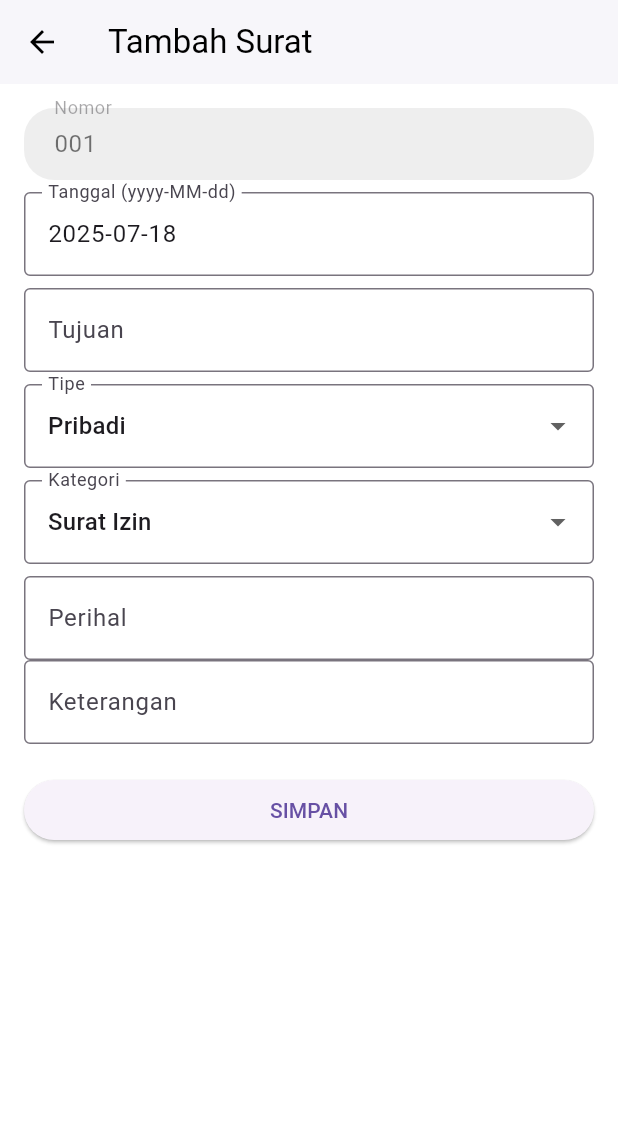
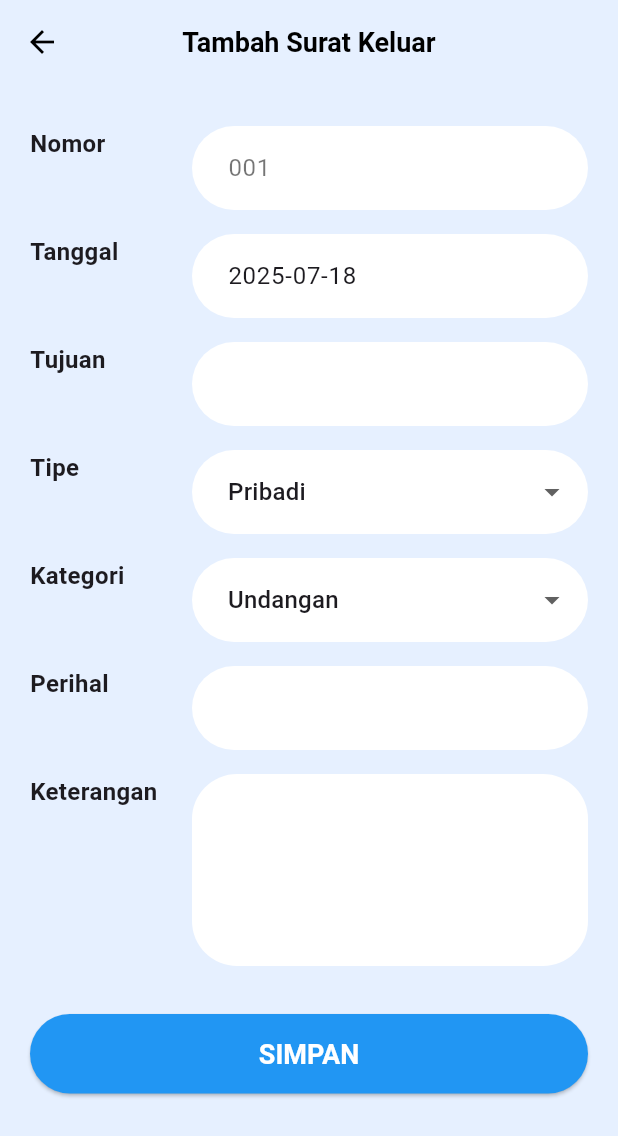
Before and after one commit to RosydahRihadhatu/RekapNoSurat, a Flutter app: the FormScreen screen opened directly with empty values, on a phone screen of 412 x 824 dp. Shown: the top 1136 px of the screen. Run offline on Flutter 3.47's test engine with Material 3 defaults, Android fonts, the phone set to English and light mode, and no system bars; our stand-ins replace sqflite; accounts and stored records are empty.

Commit message:
bismillah done

```diff
--- a/lib/screens/form_screen.dart
+++ b/lib/screens/form_screen.dart
@@ -18,17 +18,8 @@ class _FormScreenState extends State<FormScreen> {
   final dao = SuratDao();
 
   final Map<String, String> kategoriOptions = {
-    'Pedoman': 'PED',
-    'Surat Keputusan': 'KEP',
-    'Surat Edaran': 'EDR',
-    'Surat Pernyataan': 'PER',
-    'Surat Kuasa': 'KSA',
-    'Surat Tugas': 'TGS',
-    'Surat Rekomendasi': 'REK',
-    'Surat Keterangan': 'KET',
-    'Surat Izin': 'IZN',
-    'Surat Undangan': 'UND',
-    'Permohonan Dana': 'PD',
+    'Undangan': 'UND',
+    'Izin': 'IZN',
     'LPJ': 'LPJ',
   };
 
@@ -66,11 +57,10 @@ class _FormScreenState extends State<FormScreen> {
       asal = '';
       tujuan = '';
       tipe = 'Pribadi';
-      kategori = 'IZN';
+      kategori = 'UND';
       keterangan = '';
       nomor = '';
 
-      // Hanya surat keluar yang nomornya otomatis
       if (!widget.isMasuk) {
         _generateNomorKeluar();
       }
@@ -119,23 +109,71 @@ class _FormScreenState extends State<FormScreen> {
     if (context.mounted) Navigator.pop(context, true);
   }
 
+  Widget buildField(String label, Widget input) {
+    return Padding(
+      padding: const EdgeInsets.symmetric(vertical: 8),
+      child: Row(
+        crossAxisAlignment: CrossAxisAlignment.start,
+        children: [
+          SizedBox(
+            width: 100,
+            child: Text(
+              label,
+              style: const TextStyle(fontWeight: FontWeight.bold, fontSize: 16),
+            ),
+          ),
+          const SizedBox(width: 8),
+          Expanded(child: input),
+        ],
+      ),
+    );
+  }
+
+  InputDecoration inputDecoration() {
+    return InputDecoration(
+      filled: true,
+      fillColor: Colors.white,
+      contentPadding: const EdgeInsets.symmetric(horizontal: 20, vertical: 16),
+      border: OutlineInputBorder(
+        borderRadius: BorderRadius.circular(30),
+        borderSide: BorderSide.none,
+      ),
+    );
+  }
+
   @override
   Widget build(BuildContext context) {
     final isMasuk = widget.isMasuk;
+    final backgroundColor =
+        isMasuk ? const Color(0xFFFFF0F5) : const Color(0xFFE6F0FF);
+    final simpanColor = isMasuk ? Colors.pink : Colors.blue;
 
     return Scaffold(
-      appBar: AppBar(title: Text(isEdit ? 'Edit Surat' : 'Tambah Surat')),
+      backgroundColor: backgroundColor,
+      appBar: AppBar(
+        backgroundColor: Colors.transparent,
+        elevation: 0,
+        foregroundColor: Colors.black,
+        centerTitle: true,
+        title: Text(
+          '${isEdit ? 'Ubah' : 'Tambah'} Surat ${widget.isMasuk ? 'Masuk' : 'Keluar'}',
+          style: const TextStyle(fontWeight: FontWeight.bold, fontSize: 18),
+        ),
+        iconTheme: const IconThemeData(color: Colors.black),
+      ),
+
       body: Padding(
-        padding: const EdgeInsets.all(16.0),
+        padding: const EdgeInsets.all(20),
         child: Form(
           key: _formKey,
           child: ListView(
             children: [
-              // NOMOR
+              buildField(
+                'Nomor',
                 isMasuk
                     ? TextFormField(
                       initialValue: nomor,
-                    decoration: const InputDecoration(labelText: 'Nomor'),
+                      decoration: inputDecoration(),
                       onSaved: (val) => nomor = val ?? '',
                       validator:
                           (val) =>
@@ -148,28 +186,14 @@ class _FormScreenState extends State<FormScreen> {
                       readOnly: true,
                       enabled: false,
                       style: const TextStyle(color: Colors.black54),
-                    decoration: InputDecoration(
-                      labelText: 'Nomor',
-                      filled: true,
-                      fillColor: Colors.grey[200],
-                      border: OutlineInputBorder(
-                        borderRadius: BorderRadius.circular(20),
-                        borderSide: BorderSide.none,
-                      ),
-                      contentPadding: const EdgeInsets.symmetric(
-                        horizontal: 16,
-                        vertical: 12,
+                      decoration: inputDecoration(),
                     ),
               ),
-                  ),
-              const SizedBox(height: 8),
-
-              // TANGGAL
+              buildField(
+                'Tanggal',
                 TextFormField(
                   initialValue: tanggal,
-                decoration: const InputDecoration(
-                  labelText: 'Tanggal (yyyy-MM-dd)',
-                ),
+                  decoration: inputDecoration(),
                   onSaved: (val) => tanggal = val ?? '',
                   validator:
                       (val) =>
@@ -177,28 +201,30 @@ class _FormScreenState extends State<FormScreen> {
                               ? 'Tanggal harus diisi'
                               : null,
                 ),
-              const SizedBox(height: 8),
-
-              // ASAL (jika masuk)
+              ),
               if (isMasuk)
+                buildField(
+                  'Asal',
                   TextFormField(
                     initialValue: asal,
-                  decoration: const InputDecoration(labelText: 'Asal'),
+                    decoration: inputDecoration(),
                     onSaved: (val) => asal = val,
+                  ),
                 )
               else ...[
-                // TUJUAN
+                buildField(
+                  'Tujuan',
                   TextFormField(
                     initialValue: tujuan,
-                  decoration: const InputDecoration(labelText: 'Tujuan'),
+                    decoration: inputDecoration(),
                     onSaved: (val) => tujuan = val,
                   ),
-                const SizedBox(height: 8),
-
-                // TIPE
+                ),
+                buildField(
+                  'Tipe',
                   DropdownButtonFormField<String>(
                     value: tipe,
-                  decoration: const InputDecoration(labelText: 'Tipe'),
+                    decoration: inputDecoration(),
                     items:
                         ['Pribadi', 'Bersama']
                             .map(
@@ -208,9 +234,9 @@ class _FormScreenState extends State<FormScreen> {
                     onChanged: (val) => setState(() => tipe = val),
                     onSaved: (val) => tipe = val,
                   ),
-                const SizedBox(height: 8),
-
-                // KATEGORI
+                ),
+                buildField(
+                  'Kategori',
                   DropdownButtonFormField<String>(
                     value:
                         kategoriOptions.entries
@@ -219,11 +245,11 @@ class _FormScreenState extends State<FormScreen> {
                               orElse: () => kategoriOptions.entries.first,
                             )
                             .key,
-                  decoration: const InputDecoration(labelText: 'Kategori'),
+                    decoration: inputDecoration(),
                     items:
                         kategoriOptions.entries
                             .map(
-                            (entry) => DropdownMenuItem<String>(
+                              (entry) => DropdownMenuItem(
                                 value: entry.key,
                                 child: Text(entry.key),
                               ),
@@ -238,26 +264,46 @@ class _FormScreenState extends State<FormScreen> {
                       if (val != null) kategori = kategoriOptions[val]!;
                     },
                   ),
-                const SizedBox(height: 8),
+                ),
               ],
-
-              // PERIHAL
+              buildField(
+                'Perihal',
                 TextFormField(
                   initialValue: perihal,
-                decoration: const InputDecoration(labelText: 'Perihal'),
+                  decoration: inputDecoration(),
                   onSaved: (val) => perihal = val ?? '',
                 ),
-
+              ),
               if (!isMasuk)
+                buildField(
+                  'Keterangan',
                   TextFormField(
                     initialValue: keterangan,
-                  decoration: const InputDecoration(labelText: 'Keterangan'),
+                    maxLines: 4,
+                    decoration: inputDecoration(),
                     onSaved: (val) => keterangan = val,
                   ),
-              const SizedBox(height: 20),
-
-              // SIMPAN
-              ElevatedButton(onPressed: _save, child: const Text('SIMPAN')),
+                ),
+              const SizedBox(height: 24),
+              SizedBox(
+                width: double.infinity,
+                child: ElevatedButton(
+                  style: ElevatedButton.styleFrom(
+                    backgroundColor: simpanColor,
+                    foregroundColor: Colors.white,
+                    shape: RoundedRectangleBorder(
+                      borderRadius: BorderRadius.circular(30),
+                    ),
+                    padding: const EdgeInsets.symmetric(vertical: 16),
+                    textStyle: const TextStyle(
+                      fontSize: 18,
+                      fontWeight: FontWeight.bold,
+                    ),
+                  ),
+                  onPressed: _save,
+                  child: const Text('SIMPAN'),
+                ),
+              ),
             ],
           ),
         ),
```
Also changed, not shown: lib/screens/detail_screen.dart (+76 -27 lines), lib/screens/home_screen.dart (+10 -8 lines), lib/utils/date_formatter.dart (added, +14 -0 lines), lib/widgets/surat_list_tile.dart (+24 -19 lines). Lines whose indentation alone changed are shown as unchanged.
